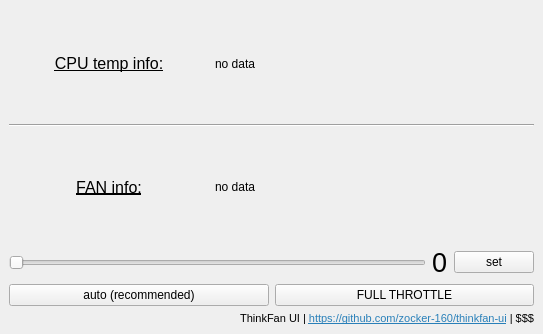
zocker-160/thinkfan-ui, file src/ui/main.ui: the form before one commit.
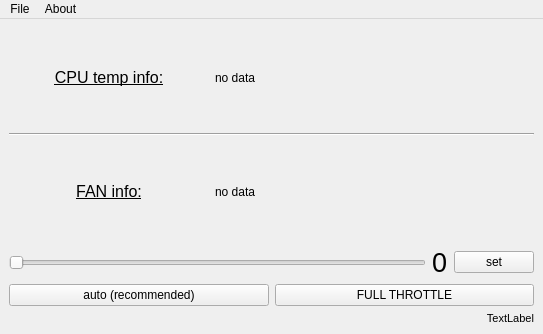
The form after the commit. Icons and pictures are not drawn.

```diff
--- a/src/ui/main.ui
+++ b/src/ui/main.ui
@@ -182,7 +182,7 @@
        </font>
       </property>
       <property name="text">
-       <string>&lt;html&gt;&lt;head/&gt;&lt;body&gt;&lt;p&gt;ThinkFan UI | &lt;a href=&quot;https://github.com/zocker-160/thinkfan-ui&quot;&gt;&lt;span style=&quot; text-decoration: underline; color:#2980b9;&quot;&gt;https://github.com/zocker-160/thinkfan-ui&lt;/span&gt;&lt;/a&gt; | $$$&lt;/p&gt;&lt;/body&gt;&lt;/html&gt;</string>
+       <string>TextLabel</string>
       </property>
       <property name="alignment">
        <set>Qt::AlignRight|Qt::AlignTrailing|Qt::AlignVCenter</set>
@@ -203,6 +203,25 @@
      <height>34</height>
     </rect>
    </property>
+   <widget class="QMenu" name="menuFile">
+    <property name="title">
+     <string>File</string>
+    </property>
+    <addaction name="actionClose"/>
+    <addaction name="separator"/>
+    <addaction name="actionExit"/>
+   </widget>
+   <widget class="QMenu" name="menuAbout">
+    <property name="title">
+     <string>About</string>
+    </property>
+    <addaction name="actionGitHub"/>
+    <addaction name="separator"/>
+    <addaction name="actionAbout_Qt"/>
+    <addaction name="actionAbout"/>
+   </widget>
+   <addaction name="menuFile"/>
+   <addaction name="menuAbout"/>
   </widget>
  </widget>
  <resources/>
```
Left out of the diff: 30 changed lines with no effect on the pictures.
